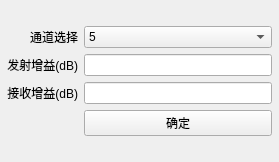
Before: the Qt Designer form ui/附加功能/rcm_config.ui in sunningxiao/RFSdemo, drawn with Qt 5.
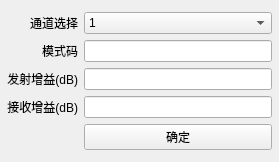
After: the same form once the commit is applied.

Commit message: refactor(RCM配置): 通道开放为8通道，开放模式码配置

The edit to the form file:
```diff
--- a/ui/附加功能/rcm_config.ui
+++ b/ui/附加功能/rcm_config.ui
@@ -28,28 +28,51 @@
    </property>
    <item row="0" column="0">
     <layout class="QGridLayout" name="gridLayout">
-     <item row="0" column="0">
-      <widget class="QLabel" name="label_2">
+     <item row="4" column="1">
+      <widget class="QPushButton" name="btn_config">
        <property name="text">
-        <string>通道选择</string>
+        <string>确定</string>
        </property>
-       <property name="alignment">
-        <set>Qt::AlignRight|Qt::AlignTrailing|Qt::AlignVCenter</set>
-       </property>
       </widget>
      </item>
-     <item row="1" column="0">
-      <widget class="QLabel" name="label">
+     <item row="3" column="0">
+      <widget class="QLabel" name="label_3">
        <property name="text">
-        <string>发射增益(dB)</string>
+        <string>接收增益(dB)</string>
        </property>
        <property name="alignment">
         <set>Qt::AlignRight|Qt::AlignTrailing|Qt::AlignVCenter</set>
        </property>
       </widget>
      </item>
+     <item row="3" column="1">
+      <widget class="QLineEdit" name="txt_recv_atte"/>
+     </item>
+     <item row="2" column="1">
+      <widget class="QLineEdit" name="txt_transmit_atte"/>
+     </item>
      <item row="0" column="1">
       <widget class="QComboBox" name="select_chnl">
+       <item>
+        <property name="text">
+         <string>1</string>
+        </property>
+       </item>
+       <item>
+        <property name="text">
+         <string>2</string>
+        </property>
+       </item>
+       <item>
+        <property name="text">
+         <string>3</string>
+        </property>
+       </item>
+       <item>
+        <property name="text">
+         <string>4</string>
+        </property>
+       </item>
        <item>
         <property name="text">
          <string>5</string>
@@ -77,29 +100,39 @@
        </item>
       </widget>
      </item>
-     <item row="1" column="1">
-      <widget class="QLineEdit" name="txt_transmit_atte"/>
-     </item>
-     <item row="2" column="1">
-      <widget class="QLineEdit" name="txt_recv_atte"/>
+     <item row="0" column="0">
+      <widget class="QLabel" name="label_2">
+       <property name="text">
+        <string>通道选择</string>
+       </property>
+       <property name="alignment">
+        <set>Qt::AlignRight|Qt::AlignTrailing|Qt::AlignVCenter</set>
+       </property>
+      </widget>
      </item>
      <item row="2" column="0">
-      <widget class="QLabel" name="label_3">
+      <widget class="QLabel" name="label">
        <property name="text">
-        <string>接收增益(dB)</string>
+        <string>发射增益(dB)</string>
        </property>
        <property name="alignment">
         <set>Qt::AlignRight|Qt::AlignTrailing|Qt::AlignVCenter</set>
        </property>
       </widget>
      </item>
-     <item row="3" column="1">
-      <widget class="QPushButton" name="btn_config">
+     <item row="1" column="0">
+      <widget class="QLabel" name="label_4">
        <property name="text">
-        <string>确定</string>
+        <string>模式码</string>
        </property>
+       <property name="alignment">
+        <set>Qt::AlignRight|Qt::AlignTrailing|Qt::AlignVCenter</set>
+       </property>
       </widget>
      </item>
+     <item row="1" column="1">
+      <widget class="QLineEdit" name="txt_mode_code"/>
+     </item>
     </layout>
    </item>
   </layout>
```
The commit also changes 3 other files.
